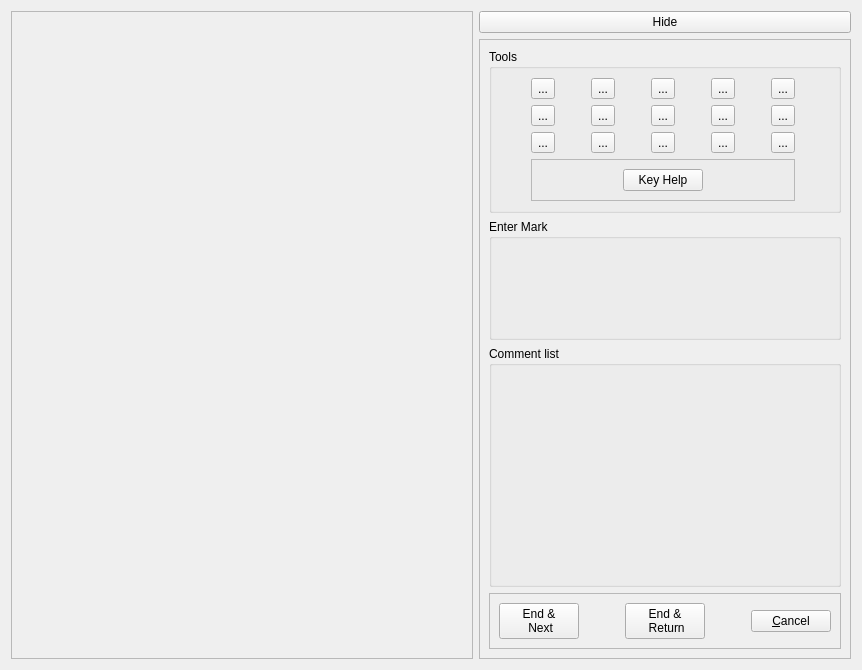
plomgrading/plom, file qtCreatorFiles/ui_annotator_lefthandmouse.ui: the form before one commit.
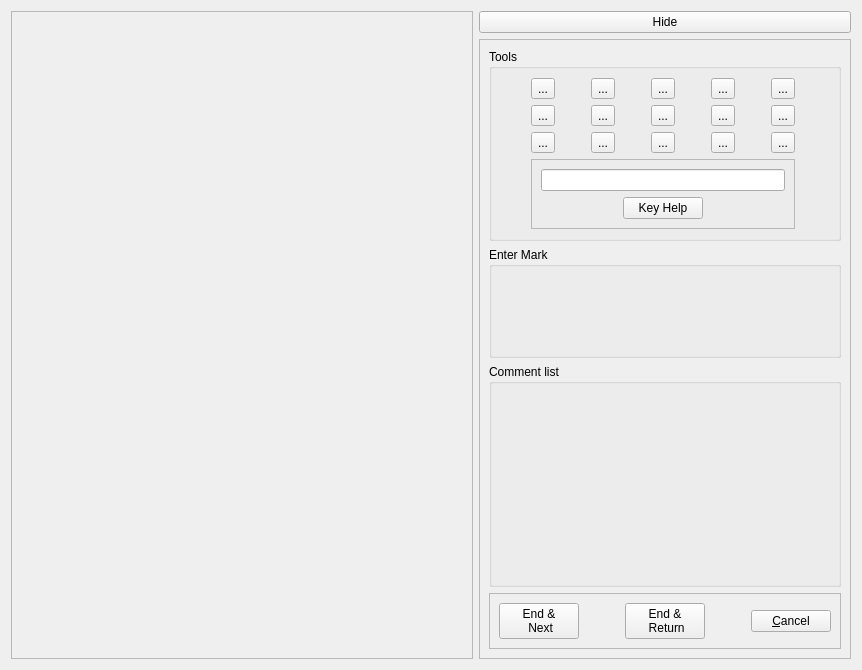
The form after the commit.

Commit message: There is now a simple one-line blurb between tools and help-button The line displays very short description of each tool as it is selected. This addresses issue #102

The edit to the form file:
```diff
--- a/qtCreatorFiles/ui_annotator_lefthandmouse.ui
+++ b/qtCreatorFiles/ui_annotator_lefthandmouse.ui
@@ -73,8 +73,8 @@
            <property name="frameShadow">
             <enum>QFrame::Raised</enum>
            </property>
-           <layout class="QHBoxLayout" name="horizontalLayout">
-            <item>
+           <layout class="QGridLayout" name="gridLayout_4">
+            <item row="1" column="0">
              <spacer name="horizontalSpacer">
               <property name="orientation">
                <enum>Qt::Horizontal</enum>
@@ -87,14 +87,14 @@
               </property>
              </spacer>
             </item>
-            <item>
+            <item row="1" column="1">
              <widget class="QPushButton" name="keyHelpButton">
               <property name="text">
                <string>Key Help</string>
               </property>
              </widget>
             </item>
-            <item>
+            <item row="1" column="2">
              <spacer name="horizontalSpacer_3">
               <property name="orientation">
                <enum>Qt::Horizontal</enum>
@@ -107,6 +107,16 @@
               </property>
              </spacer>
             </item>
+            <item row="0" column="0" colspan="3">
+             <widget class="QLineEdit" name="toolLineEdit">
+              <property name="alignment">
+               <set>Qt::AlignCenter</set>
+              </property>
+              <property name="readOnly">
+               <bool>true</bool>
+              </property>
+             </widget>
+            </item>
            </layout>
           </widget>
          </item>
```
The commit also changes 5 other files.
